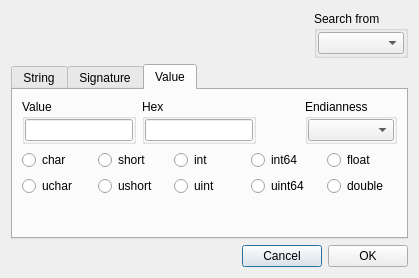
The window that dialogsearch.ui (horsicq/FormatDialogs) describes before a commit, drawn with Qt 5.
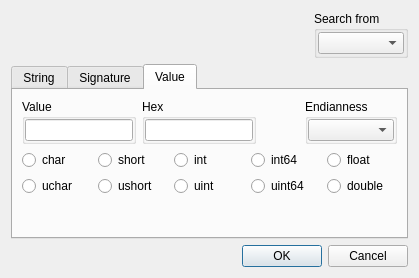
The same window after the commit.

The edit to the form file:
```diff
--- a/dialogsearch.ui
+++ b/dialogsearch.ui
@@ -349,16 +349,16 @@
       </spacer>
      </item>
      <item>
-      <widget class="QPushButton" name="pushButtonCancel">
+      <widget class="QPushButton" name="pushButtonOK">
        <property name="text">
-        <string>Cancel</string>
+        <string>OK</string>
        </property>
       </widget>
      </item>
      <item>
-      <widget class="QPushButton" name="pushButtonOK">
+      <widget class="QPushButton" name="pushButtonCancel">
        <property name="text">
-        <string>OK</string>
+        <string>Cancel</string>
        </property>
       </widget>
      </item>
```
